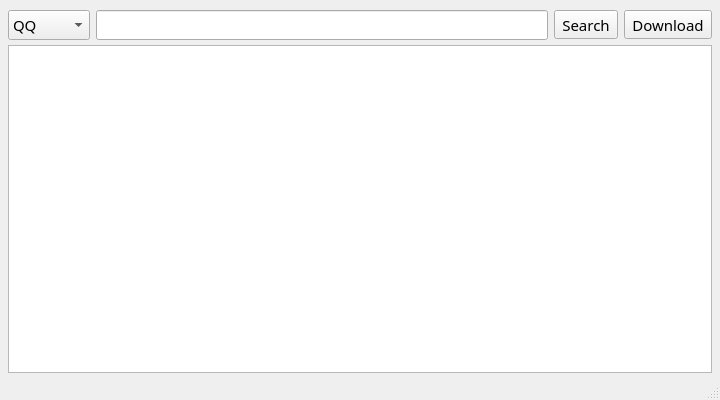
Before: the Qt Designer form lossless-music-box/lossless-music-box/mwin.ui in taseikyo/PyQt5-Apps, drawn with Qt 5.
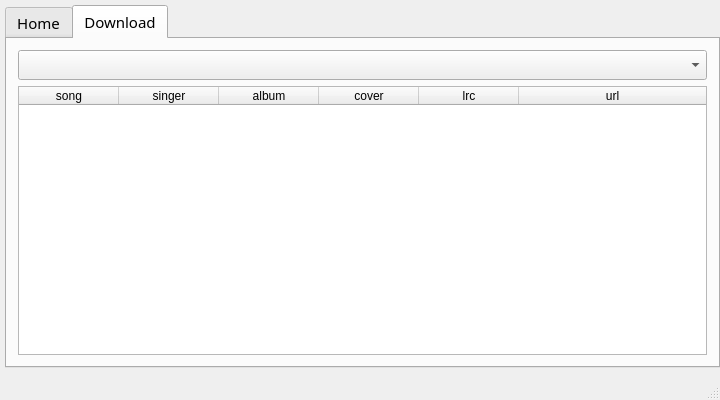
After: the same form once the commit is applied. The open tabs and pages were chosen to show the change. Icons and pictures are not drawn.

Patch:
```diff
--- a/lossless-music-box/lossless-music-box/mwin.ui
+++ b/lossless-music-box/lossless-music-box/mwin.ui
@@ -39,22 +39,32 @@
    <property name="cursor">
     <cursorShape>ArrowCursor</cursorShape>
    </property>
-   <layout class="QVBoxLayout" name="verticalLayout">
+   <layout class="QVBoxLayout" name="verticalLayout" stretch="0">
     <property name="spacing">
      <number>5</number>
     </property>
     <property name="leftMargin">
-     <number>8</number>
+     <number>5</number>
     </property>
     <property name="topMargin">
-     <number>10</number>
+     <number>5</number>
     </property>
     <property name="rightMargin">
-     <number>8</number>
+     <number>0</number>
     </property>
     <property name="bottomMargin">
+     <number>5</number>
+    </property>
+    <item>
+     <widget class="QTabWidget" name="tabWidget">
+      <property name="currentIndex">
      <number>0</number>
     </property>
+      <widget class="QWidget" name="tab">
+       <attribute name="title">
+        <string>Home</string>
+       </attribute>
+       <layout class="QVBoxLayout" name="verticalLayout_2">
     <item>
      <layout class="QHBoxLayout" name="horizontalLayout">
       <item>
@@ -139,6 +149,57 @@
       <attribute name="verticalHeaderVisible">
        <bool>false</bool>
       </attribute>
+         </widget>
+        </item>
+       </layout>
+      </widget>
+      <widget class="QWidget" name="tab2">
+       <attribute name="title">
+        <string>Download</string>
+       </attribute>
+       <layout class="QVBoxLayout" name="verticalLayout_3">
+        <item>
+         <widget class="QComboBox" name="comboBox_2"/>
+        </item>
+        <item>
+         <widget class="QTableWidget" name="dtable">
+          <attribute name="horizontalHeaderStretchLastSection">
+           <bool>true</bool>
+          </attribute>
+          <column>
+           <property name="text">
+            <string>song</string>
+           </property>
+          </column>
+          <column>
+           <property name="text">
+            <string>singer</string>
+           </property>
+          </column>
+          <column>
+           <property name="text">
+            <string>album</string>
+           </property>
+          </column>
+          <column>
+           <property name="text">
+            <string>cover</string>
+           </property>
+          </column>
+          <column>
+           <property name="text">
+            <string>lrc</string>
+           </property>
+          </column>
+          <column>
+           <property name="text">
+            <string>url</string>
+           </property>
+          </column>
+         </widget>
+        </item>
+       </layout>
+      </widget>
      </widget>
     </item>
    </layout>
```
Lines whose indentation alone changed are shown as unchanged.
